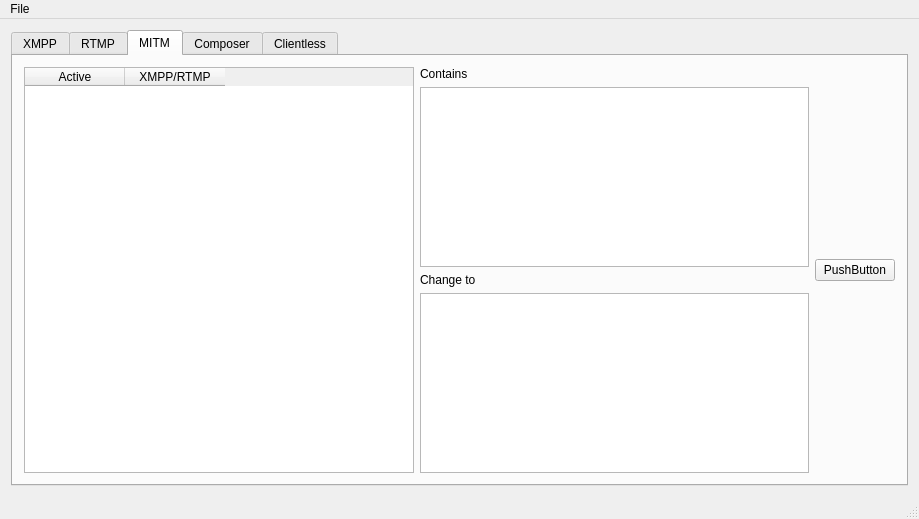
Qt form LoLXMPPDebugger.ui (KebsCS/LeagueClientDebugger) before a commit.
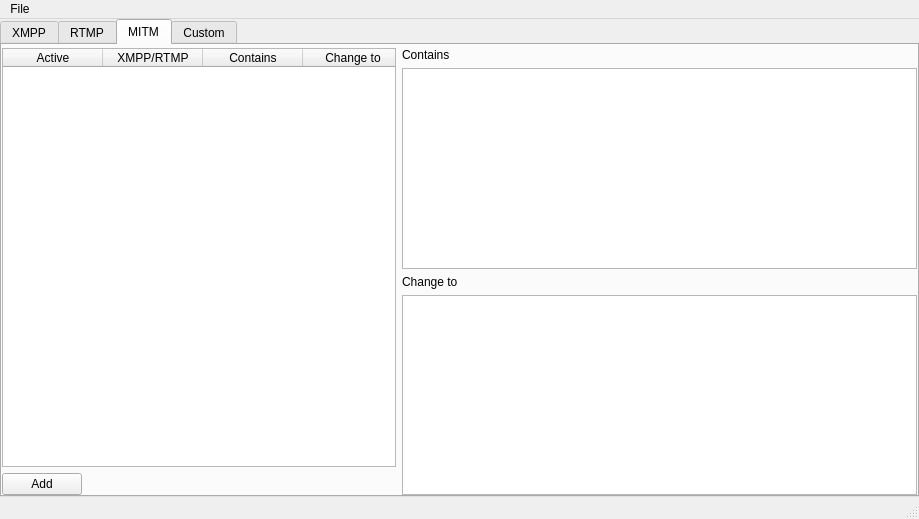
The same form after that commit. The open tabs and pages were chosen to show the change.

Commit message: working cutom tab, mitm tab ui

```diff
--- a/LoLXMPPDebugger.ui
+++ b/LoLXMPPDebugger.ui
@@ -10,15 +10,42 @@
     <height>519</height>
    </rect>
   </property>
+  <property name="minimumSize">
+   <size>
+    <width>100</width>
+    <height>100</height>
+   </size>
+  </property>
   <property name="windowTitle">
    <string>LoLXMPPDebugger</string>
   </property>
   <widget class="QWidget" name="centralWidget">
    <layout class="QHBoxLayout" name="horizontalLayout_2">
+    <property name="leftMargin">
+     <number>0</number>
+    </property>
+    <property name="topMargin">
+     <number>0</number>
+    </property>
+    <property name="rightMargin">
+     <number>0</number>
+    </property>
+    <property name="bottomMargin">
+     <number>0</number>
+    </property>
     <item>
      <widget class="QTabWidget" name="tabWidget">
+      <property name="minimumSize">
+       <size>
+        <width>40</width>
+        <height>20</height>
+       </size>
+      </property>
       <property name="currentIndex">
-       <number>2</number>
+       <number>0</number>
+      </property>
+      <property name="movable">
+       <bool>false</bool>
       </property>
       <widget class="QWidget" name="tab_xmpp">
        <property name="focusPolicy">
@@ -200,25 +227,91 @@
         <string>MITM</string>
        </attribute>
        <layout class="QHBoxLayout" name="horizontalLayout_7">
+        <property name="leftMargin">
+         <number>0</number>
+        </property>
+        <property name="topMargin">
+         <number>3</number>
+        </property>
+        <property name="rightMargin">
+         <number>0</number>
+        </property>
+        <property name="bottomMargin">
+         <number>0</number>
+        </property>
         <item>
-         <widget class="QTableWidget" name="tableWidget">
-          <property name="maximumSize">
-           <size>
-            <width>394</width>
-            <height>16777215</height>
-           </size>
+         <layout class="QVBoxLayout" name="verticalLayout_3">
+          <property name="leftMargin">
+           <number>0</number>
           </property>
-          <column>
-           <property name="text">
-            <string>Active</string>
-           </property>
-          </column>
-          <column>
-           <property name="text">
-            <string>XMPP/RTMP</string>
-           </property>
-          </column>
-         </widget>
+          <item>
+           <widget class="QTableWidget" name="mitmTableWidget">
+            <property name="sizePolicy">
+             <sizepolicy hsizetype="MinimumExpanding" vsizetype="Expanding">
+              <horstretch>0</horstretch>
+              <verstretch>0</verstretch>
+             </sizepolicy>
+            </property>
+            <property name="maximumSize">
+             <size>
+              <width>394</width>
+              <height>16777215</height>
+             </size>
+            </property>
+            <property name="horizontalScrollBarPolicy">
+             <enum>Qt::ScrollBarAlwaysOff</enum>
+            </property>
+            <property name="autoScrollMargin">
+             <number>16</number>
+            </property>
+            <property name="selectionMode">
+             <enum>QAbstractItemView::ExtendedSelection</enum>
+            </property>
+            <property name="selectionBehavior">
+             <enum>QAbstractItemView::SelectRows</enum>
+            </property>
+            <property name="showGrid">
+             <bool>true</bool>
+            </property>
+            <property name="cornerButtonEnabled">
+             <bool>true</bool>
+            </property>
+            <column>
+             <property name="text">
+              <string>Active</string>
+             </property>
+            </column>
+            <column>
+             <property name="text">
+              <string>XMPP/RTMP</string>
+             </property>
+            </column>
+            <column>
+             <property name="text">
+              <string>Contains</string>
+             </property>
+            </column>
+            <column>
+             <property name="text">
+              <string>Change to</string>
+             </property>
+            </column>
+           </widget>
+          </item>
+          <item>
+           <widget class="QPushButton" name="mitmAddButton">
+            <property name="sizePolicy">
+             <sizepolicy hsizetype="Fixed" vsizetype="Minimum">
+              <horstretch>0</horstretch>
+              <verstretch>0</verstretch>
+             </sizepolicy>
+            </property>
+            <property name="text">
+             <string>Add</string>
+            </property>
+           </widget>
+          </item>
+         </layout>
         </item>
         <item>
          <layout class="QVBoxLayout" name="verticalLayout">
@@ -244,24 +337,87 @@
           </item>
          </layout>
         </item>
-        <item>
-         <widget class="QPushButton" name="mitmTestbutton">
-          <property name="text">
-           <string>PushButton</string>
-          </property>
-         </widget>
-        </item>
        </layout>
       </widget>
       <widget class="QWidget" name="tab_custom">
        <attribute name="title">
-        <string>Composer</string>
+        <string>Custom</string>
        </attribute>
-      </widget>
-      <widget class="QWidget" name="tab_clientless">
-       <attribute name="title">
-        <string>Clientless</string>
-       </attribute>
+       <layout class="QHBoxLayout" name="horizontalLayout">
+        <property name="leftMargin">
+         <number>0</number>
+        </property>
+        <property name="topMargin">
+         <number>3</number>
+        </property>
+        <property name="rightMargin">
+         <number>0</number>
+        </property>
+        <property name="bottomMargin">
+         <number>0</number>
+        </property>
+        <item>
+         <layout class="QVBoxLayout" name="xmppCustomLayout">
+          <item>
+           <widget class="QLabel" name="xmppLabel">
+            <property name="text">
+             <string>XMPP</string>
+            </property>
+           </widget>
+          </item>
+          <item>
+           <widget class="QTextEdit" name="xmppCustomCommunication">
+            <property name="sizePolicy">
+             <sizepolicy hsizetype="Fixed" vsizetype="Fixed">
+              <horstretch>0</horstretch>
+              <verstretch>0</verstretch>
+             </sizepolicy>
+            </property>
+            <property name="maximumSize">
+             <size>
+              <width>0</width>
+              <height>0</height>
+             </size>
+            </property>
+           </widget>
+          </item>
+          <item>
+           <widget class="QTextEdit" name="xmppCustomTextEdit"/>
+          </item>
+          <item>
+           <widget class="QPushButton" name="xmppCustomPushButton">
+            <property name="text">
+             <string>Send</string>
+            </property>
+           </widget>
+          </item>
+         </layout>
+        </item>
+        <item>
+         <layout class="QVBoxLayout" name="rtmpCustomLayout">
+          <property name="leftMargin">
+           <number>0</number>
+          </property>
+          <item>
+           <widget class="QLabel" name="rtmpCustomLabel">
+            <property name="text">
+             <string>RTMP</string>
+            </property>
+           </widget>
+          </item>
+          <item>
+           <widget class="QTextEdit" name="rtmpCustomTextEdit"/>
+          </item>
+          <item>
+           <widget class="QPushButton" name="rtmpCustomPushButton">
+            <property name="text">
+             <string>Send</string>
+            </property>
+           </widget>
+          </item>
+         </layout>
+        </item>
+       </layout>
       </widget>
      </widget>
     </item>
```
Left out of the diff: 62 changed lines with no effect on the pictures. The commit also changes 5 other files.
